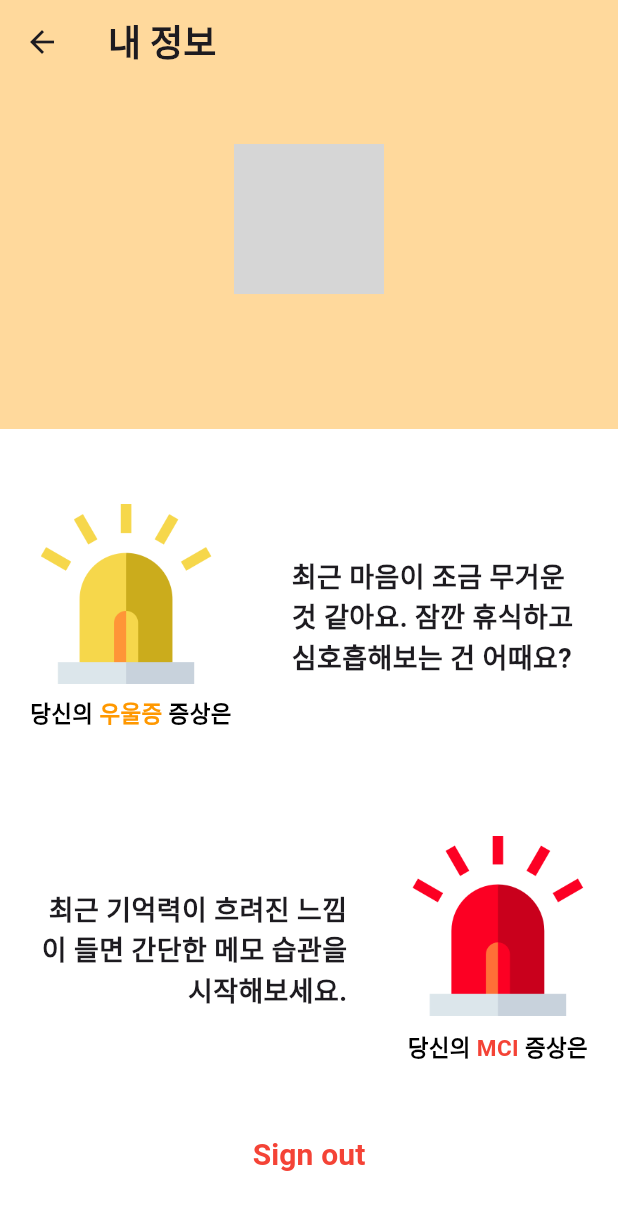
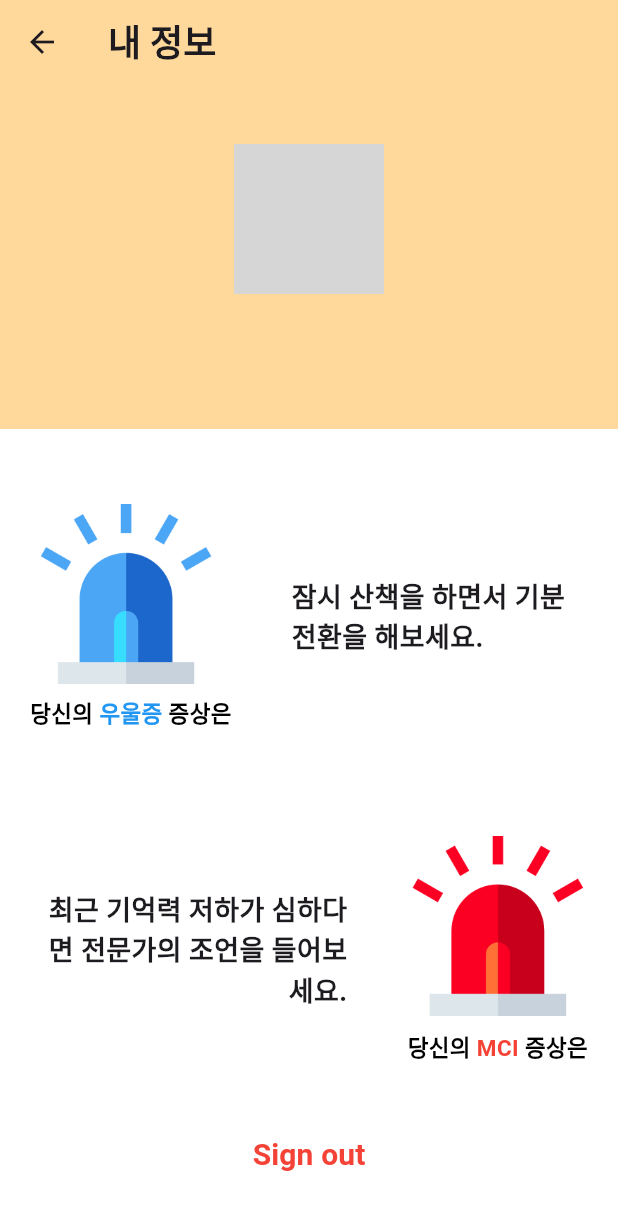
Before and after one commit to kimhamyong/minibuddy, a Flutter app: the ProfileScreen screen opened directly, on a phone screen of 412 x 824 dp. Shown: the top 1210 px of the screen. Run offline on Flutter 3.47's test engine with Material 3 defaults, Android fonts, the light colour scheme and no system bars; our stand-ins replace google_sign_in, supabase_flutter; accounts and stored records are empty; network calls fail; Roboto replaces fonts that are missing (Pretendard); grey boxes are pictures that could not be loaded.

Commit message:
[feat] add dynamic UI updates for depression and MCI alerts with icons and messages

```diff
--- a/lib/screens/profile_screen.dart
+++ b/lib/screens/profile_screen.dart
@@ -1,15 +1,126 @@
+import 'dart:math';
 import 'package:flutter/material.dart';
 import 'package:minibuddy/main.dart';
 import 'package:minibuddy/screens/login_screen.dart';
 
-class ProfileScreen extends StatelessWidget {
+class ProfileScreen extends StatefulWidget {
   const ProfileScreen({super.key});
+
+  @override
+  State<ProfileScreen> createState() => _ProfileScreenState();
+}
+
+class _ProfileScreenState extends State<ProfileScreen> {
+  final random = Random();
+
+  // 상태별 메시지 목록 정의
+  final List<String> blueMessagesDepression = [
+    "잠시 산책을 하면서 기분 전환을 해보세요.",
+    "친구나 가족에게 연락해보세요. 짧은 대화가 큰 힘이 될 수 있어요.",
+    "가벼운 스트레칭을 하며 몸을 풀어보는 건 어떨까요?",
+    "마음에 드는 음악을 들으며 잠시 쉬어가세요.",
+    "잠깐 명상을 통해 마음을 정리해보세요."
+  ];
+
+  final List<String> yellowMessagesDepression = [
+    "최근 마음이 무겁다면 잠시 멈춰서 숨을 고르세요.",
+    "일상 속 소소한 즐거움을 찾아보세요.",
+    "가볍게 하루를 돌아보며 오늘의 좋은 일들을 떠올려보세요.",
+    "작은 휴식 시간을 가지며 마음을 비워보세요.",
+    "간단한 일기 작성으로 마음을 표현해보세요."
+  ];
+
+  final List<String> redMessagesDepression = [
+    "기분이 많이 가라앉는다면 전문가의 도움을 받아보세요.",
+    "현재 마음 상태를 신뢰하는 사람에게 나눠보세요.",
+    "스트레스가 많은 상황이라면 충분히 휴식을 취하세요.",
+    "이제는 진지하게 자신을 돌볼 시간이 필요합니다.",
+    "마음을 안정시킬 수 있는 활동을 찾아보세요."
+  ];
+
+  final List<String> blueMessagesMci = [
+    "간단한 메모로 일정을 기록해보세요.",
+    "하루 일과를 정리하는 시간을 가져보세요.",
+    "일정을 한눈에 볼 수 있도록 정리해보세요.",
+    "습관적으로 체크리스트를 만들어보세요.",
+    "하루의 중요한 일정을 기록해보세요."
+  ];
+
+  final List<String> yellowMessagesMci = [
+    "최근 기억력이 흐려졌다면 메모 습관을 들여보세요.",
+    "간단한 기록을 통해 기억력을 도와줄 수 있어요.",
+    "중요한 일정은 메모로 남겨두는 것이 좋아요.",
+    "자주 잊어버리는 일이 있다면 메모해보세요.",
+    "메모하는 습관이 기억력을 향상시켜줄 수 있어요."
+  ];
+
+  final List<String> redMessagesMci = [
+    "중요한 일정을 자주 잊는다면 도움이 필요할 수 있어요.",
+    "주변 사람들과의 대화를 통해 기억력을 점검해보세요.",
+    "최근 기억력 저하가 심하다면 전문가의 조언을 들어보세요.",
+    "기억력 관리가 필요할 때입니다. 전문가와 상담해보세요.",
+    "일정을 자주 잊는다면 필요한 조치를 고려해보세요."
+  ];
+
+  // 상태에 따른 메시지 랜덤 선택 함수
+  String getRandomMessage(int count, String type) {
+    List<String> messages;
+    if (type == 'depression') {
+      if (count <= 4) {
+        messages = blueMessagesDepression;
+      } else if (count <= 9) {
+        messages = yellowMessagesDepression;
+      } else {
+        messages = redMessagesDepression;
+      }
+    } else {
+      if (count <= 4) {
+        messages = blueMessagesMci;
+      } else if (count <= 9) {
+        messages = yellowMessagesMci;
+      } else {
+        messages = redMessagesMci;
+      }
+    }
+    return messages[random.nextInt(messages.length)];
+  }
+
+  // 상태에 따른 색상 반환 함수
+  Color getColor(int count) {
+    if (count <= 4) {
+      return Colors.blue;
+    } else if (count <= 9) {
+      return Colors.orange;
+    } else {
+      return Colors.red;
+    }
+  }
+
+  // 상태에 따른 아이콘 경로 반환 함수
+  String getIconPath(int count) {
+    if (count <= 4) {
+      return 'assets/profile/blue.png';
+    } else if (count <= 9) {
+      return 'assets/profile/yellow.png';
+    } else {
+      return 'assets/profile/red.png';
+    }
+  }
 
   @override
   Widget build(BuildContext context) {
     final user = supabase.auth.currentUser;
     final profileImageUrl = user?.userMetadata?['avatar_url'];
     final fullName = user?.userMetadata?['full_name'] ?? '사용자 이름';
+
+    // 예시 count 값 (실제 서버에서 받아온 값으로 대체 가능)
+    final int depressionCount = 1;
+    final int mciCount = 10;
+
+    final depressionMessage = getRandomMessage(depressionCount, 'depression');
+    final mciMessage = getRandomMessage(mciCount, 'mci');
+    final depressionIconPath = getIconPath(depressionCount);
+    final mciIconPath = getIconPath(mciCount);
 
     return Scaffold(
       backgroundColor: Colors.white,
@@ -75,12 +186,11 @@ class ProfileScreen extends StatelessWidget {
                 Column(
                   children: [
                     Image.asset(
-                      'assets/profile/yellow.png',
+                      depressionIconPath,
                       width: 120,
                       height: 120,
                     ),
                     const SizedBox(height: 8),
-                    // "당신의 우울증 증상은" 텍스트
                     Text.rich(
                       TextSpan(
                         text: '당신의 ',
@@ -93,9 +203,7 @@ class ProfileScreen extends StatelessWidget {
                         children: [
                           TextSpan(
                             text: '우울증',
-                            style: const TextStyle(
-                              color: Colors.orange, // 우울증 텍스트 색상 변경
-                            ),
+                            style: TextStyle(color: getColor(depressionCount)),
                           ),
                           const TextSpan(text: ' 증상은'),
                         ],
@@ -108,7 +216,7 @@ class ProfileScreen extends StatelessWidget {
                   child: Align(
                     alignment: Alignment.center,
                     child: Text(
-                      '최근 마음이 조금 무거운 것 같아요. 잠깐 휴식하고 심호흡해보는 건 어때요?',
+                      depressionMessage,
                       style: const TextStyle(
                         fontSize: 18,
                         fontWeight: FontWeight.bold,
@@ -131,7 +239,7 @@ class ProfileScreen extends StatelessWidget {
                   child: Align(
                     alignment: Alignment.centerRight,
                     child: Text(
-                      '최근 기억력이 흐려진 느낌이 들면 간단한 메모 습관을 시작해보세요.',
+                      mciMessage,
                       textAlign: TextAlign.right,
                       style: const TextStyle(
                         fontSize: 18,
@@ -145,12 +253,11 @@ class ProfileScreen extends StatelessWidget {
                 Column(
                   children: [
                     Image.asset(
-                      'assets/profile/red.png',
+                      mciIconPath,
                       width: 120,
                       height: 120,
                     ),
                     const SizedBox(height: 10),
-                    // "당신의 MCI 증상은" 텍스트
                     Text.rich(
                       TextSpan(
                         text: '당신의 ',
@@ -163,9 +270,7 @@ class ProfileScreen extends StatelessWidget {
                         children: [
                           TextSpan(
                             text: 'MCI',
-                            style: const TextStyle(
-                              color: Colors.red, // MCI 텍스트 색상 변경
-                            ),
+                            style: TextStyle(color: getColor(mciCount)),
                           ),
                           const TextSpan(text: ' 증상은'),
                         ],
```
